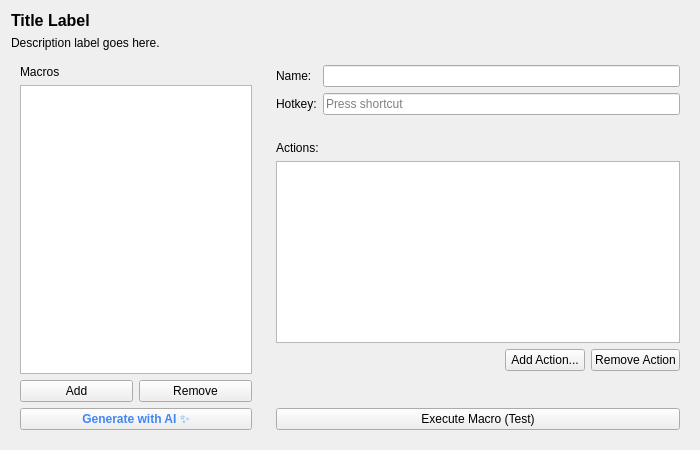
DoonMad/TowerToys, file src/modules/MacroManager/macromanagerwidget.ui: the form before one commit.
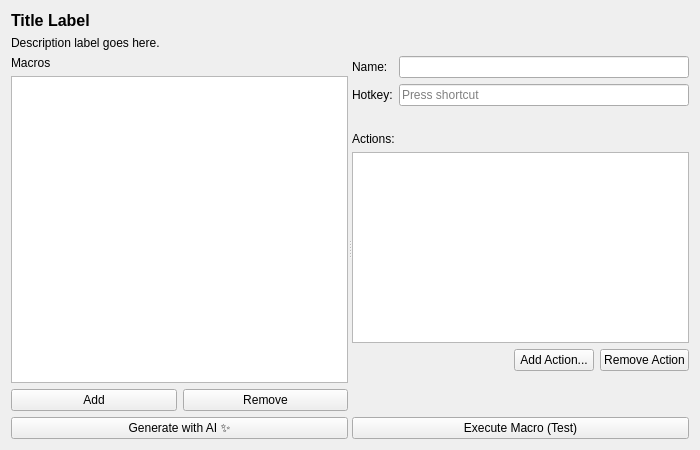
The form after the commit.

Commit message: feat: added styles

What changed in the file:
```diff
--- a/src/modules/MacroManager/macromanagerwidget.ui
+++ b/src/modules/MacroManager/macromanagerwidget.ui
@@ -39,15 +39,17 @@
     </widget>
    </item>
    <item>
-    <layout class="QHBoxLayout" name="horizontalLayout_3">
-     <item>
+    <widget class="QSplitter" name="mainSplitter">
+     <property name="sizePolicy">
+      <sizepolicy hsizetype="Expanding" vsizetype="Expanding">
+       <horstretch>0</horstretch>
+       <verstretch>0</verstretch>
+      </sizepolicy>
+     </property>
+     <property name="orientation">
+      <enum>Qt::Horizontal</enum>
+     </property>
       <widget class="QWidget" name="leftPanel" native="true">
-       <property name="maximumSize">
-        <size>
-         <width>250</width>
-         <height>16777215</height>
-        </size>
-       </property>
        <layout class="QVBoxLayout" name="verticalLayout">
         <item>
          <widget class="QLabel" name="macrosLabel">
@@ -82,15 +84,10 @@
           <property name="text">
            <string>Generate with AI ✨</string>
           </property>
-          <property name="styleSheet">
-           <string>font-weight: bold; color: #4285F4;</string>
-          </property>
          </widget>
         </item>
        </layout>
       </widget>
-     </item>
-     <item>
       <widget class="QWidget" name="rightPanel" native="true">
        <layout class="QVBoxLayout" name="verticalLayout_2">
         <item>
@@ -186,8 +183,7 @@
         </item>
        </layout>
       </widget>
-     </item>
-    </layout>
+    </widget>
    </item>
   </layout>
  </widget>
```
Left out of the diff: 12 changed lines with no effect on the pictures. The commit also changes 12 other files.
